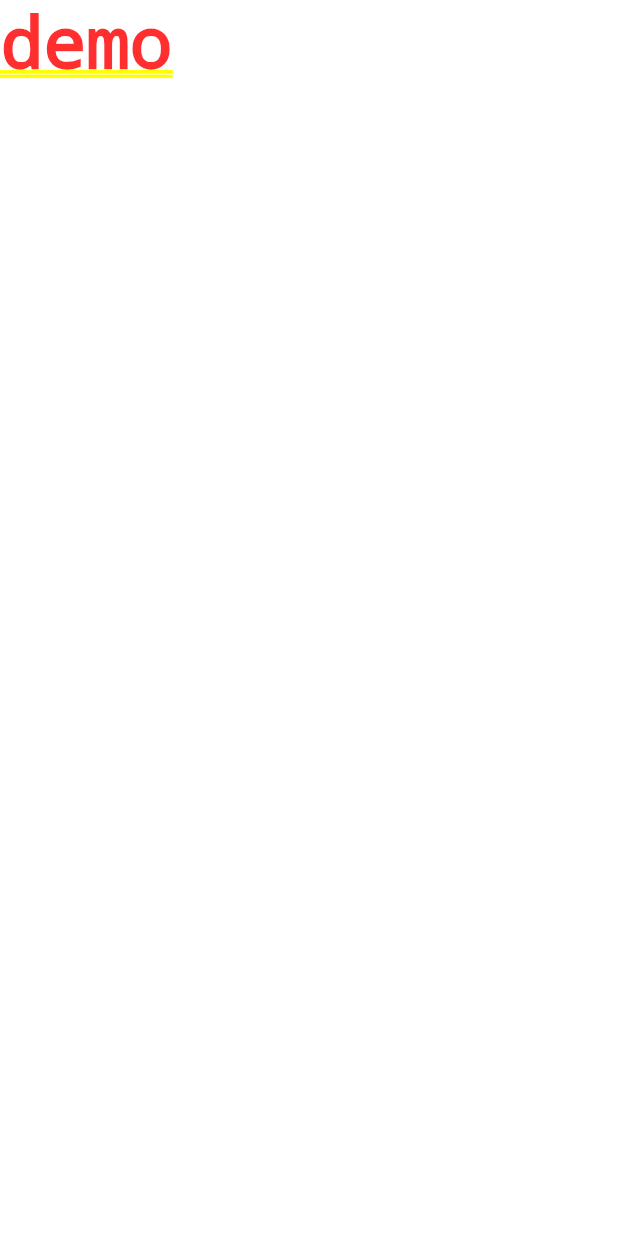
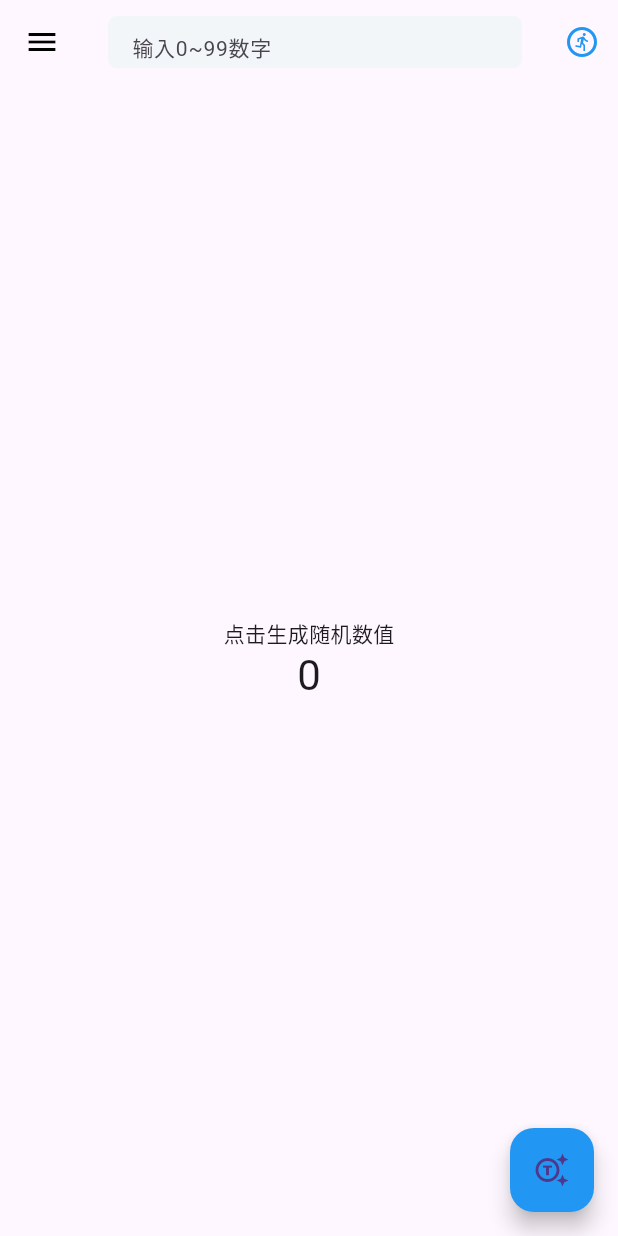
Before and after one commit to restrive14/flutter-demo, a Flutter app: the screen it shows after launch, on a phone screen of 412 x 824 dp. Run offline on Flutter 3.47's test engine with Material 3 defaults, Android fonts, the phone set to English and light mode, and no system bars.

Commit message:
feat: 随机数demo

```diff
--- /dev/null
+++ b/lib/guess/guess_appbar.dart
@@ -0,0 +1,50 @@
+import 'package:flutter/material.dart';
+import 'package:flutter/services.dart';
+
+class GuessAppBar extends StatelessWidget implements PreferredSizeWidget {
+  final VoidCallback onCheck;
+  final TextEditingController controller;
+  const GuessAppBar(
+      {super.key, required this.onCheck, required this.controller});
+
+  @override
+  Widget build(BuildContext context) {
+    return AppBar(
+      systemOverlayStyle: const SystemUiOverlayStyle(
+        statusBarIconBrightness: Brightness.dark,
+        statusBarColor: Colors.transparent,
+      ),
+      leading: const Icon(
+        Icons.menu,
+        color: Colors.black,
+      ),
+      title: TextField(
+        controller: controller,
+        keyboardType: TextInputType.number,
+        decoration: const InputDecoration(
+            filled: true,
+            fillColor: Color(0xffF3F6F9),
+            constraints: BoxConstraints(maxHeight: 35),
+            border: UnderlineInputBorder(
+                borderRadius: BorderRadius.all(Radius.circular(6)),
+                borderSide: BorderSide.none),
+            hintText: "输入0~99数字",
+            hintStyle: TextStyle(fontSize: 14)),
+      ),
+      actions: [
+        IconButton(
+          splashRadius: 20,
+          onPressed: onCheck,
+          icon: const Icon(
+            Icons.run_circle_outlined,
+            color: Colors.blue,
+          ),
+        )
+      ],
+    );
+  }
+
+  @override
+  // TODO: implement preferredSize
+  Size get preferredSize => const Size.fromHeight(kToolbarHeight);
+}
--- /dev/null
+++ b/lib/guess/guess_page.dart
@@ -0,0 +1,104 @@
+import 'dart:math';
+
+import 'package:demo/guess/guess_appbar.dart';
+import 'package:demo/guess/result_notice.dart';
+import 'package:flutter/material.dart';
+
+class GuessPage extends StatefulWidget {
+  final String title;
+  const GuessPage({super.key, required this.title});
+
+  @override
+  State<GuessPage> createState() => _GuessPageState();
+}
+
+class _GuessPageState extends State<GuessPage> {
+  // 随机数
+  int _value = 0;
+  Random _random = Random();
+
+  // 判断是不是正在猜测中
+  bool _guessing = false;
+
+  // 判断结果是不是相同  null 相等  true 大了  false 小了
+  bool? _isBig;
+
+  // text输入框控制器
+  TextEditingController _guessCtrl = TextEditingController();
+
+  // 生成随机数
+  void _generateRandomValue() {
+    setState(() {
+      _guessing = true;
+      _value = _random.nextInt(100);
+    });
+  }
+
+  // 进行猜测
+  void _onCheck() {
+    print('$_value');
+    int? guessValue = int.tryParse(_guessCtrl.text);
+    if (!_guessing || guessValue == null) return;
+    if (guessValue == _value) {
+      setState(() {
+        _isBig = null;
+        _guessing = false;
+      });
+      return;
+    }
+    setState(() {
+      _isBig = guessValue > _value;
+    });
+  }
+
+  @override
+  void dispose() {
+    _guessCtrl.dispose();
+    super.dispose();
+  }
+
+  @override
+  Widget build(BuildContext context) {
+    return Scaffold(
+      appBar: GuessAppBar(
+        onCheck: _onCheck,
+        controller: _guessCtrl,
+      ),
+      body: Stack(
+        children: [
+          if (_isBig != null)
+            Column(
+              children: [
+                if (_isBig!)
+                  const ResultNotice(color: Colors.blueAccent, info: '大了'),
+                const Spacer(),
+                if (!_isBig!)
+                  const ResultNotice(color: Colors.redAccent, info: '小了'),
+              ],
+            ),
+          Center(
+            child: Column(
+              mainAxisAlignment: MainAxisAlignment.center,
+              children: <Widget>[
+                if (!_guessing)
+                  const Text(
+                    '点击生成随机数值',
+                  ),
+                Text(
+                  _guessing ? '**' : '$_value',
+                  style: Theme.of(context).textTheme.headlineMedium,
+                )
+              ],
+            ),
+          )
+        ],
+      ),
+      floatingActionButton: FloatingActionButton(
+        onPressed: _guessing ? null : _generateRandomValue,
+        backgroundColor: _guessing ? Colors.grey : Colors.blue,
+        tooltip: 'Increment',
+        child: const Icon(Icons.generating_tokens_outlined),
+      ),
+    );
+  }
+}
--- a/lib/main.dart
+++ b/lib/main.dart
@@ -1,3 +1,4 @@
+import 'package:demo/guess/guess_page.dart';
 import 'package:flutter/material.dart';
 
 void main() {
@@ -9,8 +10,12 @@ class MyApp extends StatelessWidget {
   @override
   Widget build(BuildContext context) {
     return MaterialApp(
-      home: Text('demo'),
+      title: 'Flutter Demo',
+      home: const GuessPage(title: 'Flutter Demo'),
       debugShowCheckedModeBanner: false,
+      theme: ThemeData(
+        primaryColor: Colors.blue,
+      ),
     );
   }
 }
```
Also changed, not shown: lib/counter/counter_page.dart (added, +23 -0 lines), lib/guess/result_notice.dart (added, +24 -0 lines).
